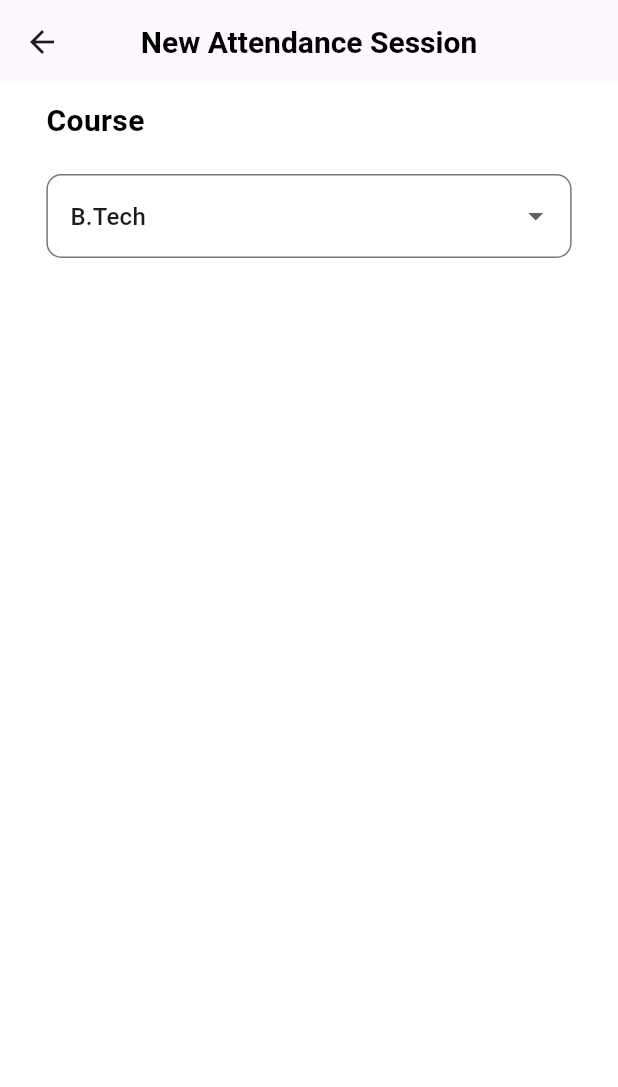
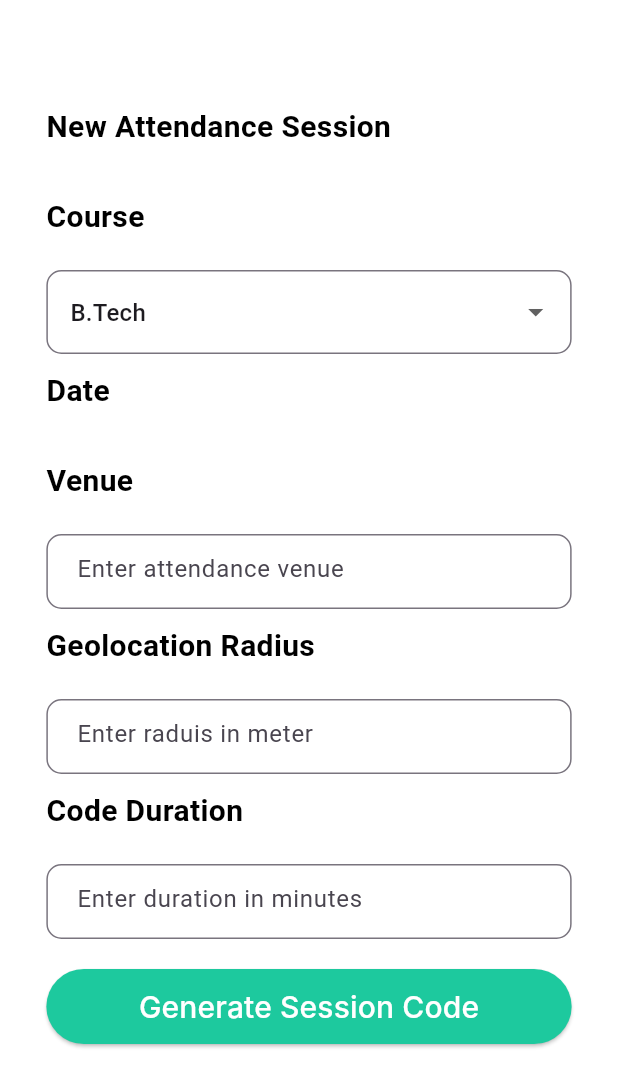
Before and after one commit to Ayushkumar8989/Attend_easy, a Flutter app: the NewSession screen opened directly, on a phone screen of 412 x 824 dp. Shown: the top 1087 px of the screen. Run offline on Flutter 3.47's test engine with Material 3 defaults, Android fonts, the phone set to English and light mode, and no system bars; our stand-ins replace persistent_bottom_nav_bar; Roboto replaces fonts that are missing (DM Sans, Inter).

```diff
--- a/lib/faculty/new_session.dart
+++ b/lib/faculty/new_session.dart
@@ -19,17 +19,17 @@ class _NewSessionState extends State<NewSession> {
       double screenWidth = Constraints.maxWidth;
       double screenHeight = Constraints.maxHeight;
       return Scaffold(
-        appBar: AppBar(
-          title: Text(
-            'New Attendance Session',
-            style: TextStyle(
-                fontSize: 20,
-                color: Colors.black,
-                fontFamily: 'DM Sans',
-                fontWeight: FontWeight.bold),
-          ),
-          centerTitle: true,
-        ),
+        // appBar: AppBar(
+        //   title: Text(
+        //     'New Attendance Session',
+        //     style: TextStyle(
+        //         fontSize: 20,
+        //         color: Colors.black,
+        //         fontFamily: 'DM Sans',
+        //         fontWeight: FontWeight.bold),
+        //   ),
+        //   centerTitle: true,
+        // ),
         body: SingleChildScrollView(
           child: Center(
             child: Container(
@@ -38,6 +38,20 @@ class _NewSessionState extends State<NewSession> {
               color: Colors.white,
               child: Column(
                 children: [
+                  Container(
+                    //width: screenWidth * 0.7,
+                    width: screenWidth * (isDesktop ? 0.6 : 0.85),
+                    height: 50,
+                    margin: EdgeInsets.only(top: 70),
+                    child: Text(
+                      'New Attendance Session',
+                      style: TextStyle(
+                          fontSize: 20,
+                          color: Colors.black,
+                          fontFamily: 'DM Sans',
+                          fontWeight: FontWeight.bold),
+                    ),
+                  ),
                   Container(
                     width: screenWidth * (isDesktop ? 0.6 : 0.85),
                     height: 50,
@@ -82,6 +96,119 @@ class _NewSessionState extends State<NewSession> {
                       ),
                     ),
                   ),
+                  Container(
+                    width: screenWidth * (isDesktop ? 0.6 : 0.85),
+                    height: 50,
+                    margin: EdgeInsets.only(top: 10),
+                    child: Text(
+                      'Date',
+                      style: TextStyle(
+                        fontSize: 20,
+                        color: Colors.black,
+                        fontFamily: 'DM Sans',
+                        fontWeight: FontWeight.bold,
+                      ),
+                    ),
+                  ),
+                  Container(
+                    width: screenWidth * (isDesktop ? 0.6 : 0.85),
+                    height: 50,
+                    margin: EdgeInsets.only(top: 10),
+                    child: Text(
+                      'Venue',
+                      style: TextStyle(
+                        fontSize: 20,
+                        color: Colors.black,
+                        fontFamily: 'DM Sans',
+                        fontWeight: FontWeight.bold,
+                      ),
+                    ),
+                  ),
+                  Container(
+                    width: screenWidth * (isDesktop ? 0.6 : 0.85),
+                    height: 50,
+                    //margin: EdgeInsets.only(left: 45),
+                    child: TextField(
+                      decoration: InputDecoration(
+                        hintText: ' Enter attendance venue',
+                        border: OutlineInputBorder(
+                          borderRadius: BorderRadius.circular(10),
+                        ),
+                      ),
+                    ),
+                  ),
+                  Container(
+                    width: screenWidth * (isDesktop ? 0.6 : 0.85),
+                    height: 50,
+                    margin: EdgeInsets.only(top: 10),
+                    child: Text(
+                      'Geolocation Radius',
+                      style: TextStyle(
+                        fontSize: 20,
+                        color: Colors.black,
+                        fontFamily: 'DM Sans',
+                        fontWeight: FontWeight.bold,
+                      ),
+                    ),
+                  ),
+                  Container(
+                    width: screenWidth * (isDesktop ? 0.6 : 0.85),
+                    height: 50,
+                    //margin: EdgeInsets.only(left: 45),
+                    child: TextField(
+                      decoration: InputDecoration(
+                        hintText: ' Enter raduis in meter',
+                        border: OutlineInputBorder(
+                          borderRadius: BorderRadius.circular(10),
+                        ),
+                      ),
+                    ),
+                  ),
+                  Container(
+                    width: screenWidth * (isDesktop ? 0.6 : 0.85),
+                    height: 50,
+                    margin: EdgeInsets.only(top: 10),
+                    child: Text(
+                      'Code Duration',
+                      style: TextStyle(
+                        fontSize: 20,
+                        color: Colors.black,
+                        fontFamily: 'DM Sans',
+                        fontWeight: FontWeight.bold,
+                      ),
+                    ),
+                  ),
+                  Container(
+                    width: screenWidth * (isDesktop ? 0.6 : 0.85),
+                    height: 50,
+                    //margin: EdgeInsets.only(left: 45),
+                    child: TextField(
+                      decoration: InputDecoration(
+                        hintText: ' Enter duration in minutes',
+                        border: OutlineInputBorder(
+                          borderRadius: BorderRadius.circular(10),
+                        ),
+                      ),
+                    ),
+                  ),
+                  SizedBox(
+                    height: 20,
+                  ),
+                  Container(
+                    width: screenWidth * (isDesktop ? 0.6 : 0.85),
+                    height: 50,
+                    child: ElevatedButton(
+                      onPressed: () {},
+                      child: Text(
+                        'Generate Session Code',
+                        style: TextStyle(fontSize: 20, fontFamily: 'Inter'),
+                      ),
+                      style: ElevatedButton.styleFrom(
+                        backgroundColor: Color(0xFF1DC99E),
+                        foregroundColor: Colors.white,
+                      ),
+                    ),
+                  ),
                 ],
               ),
             ),
```
